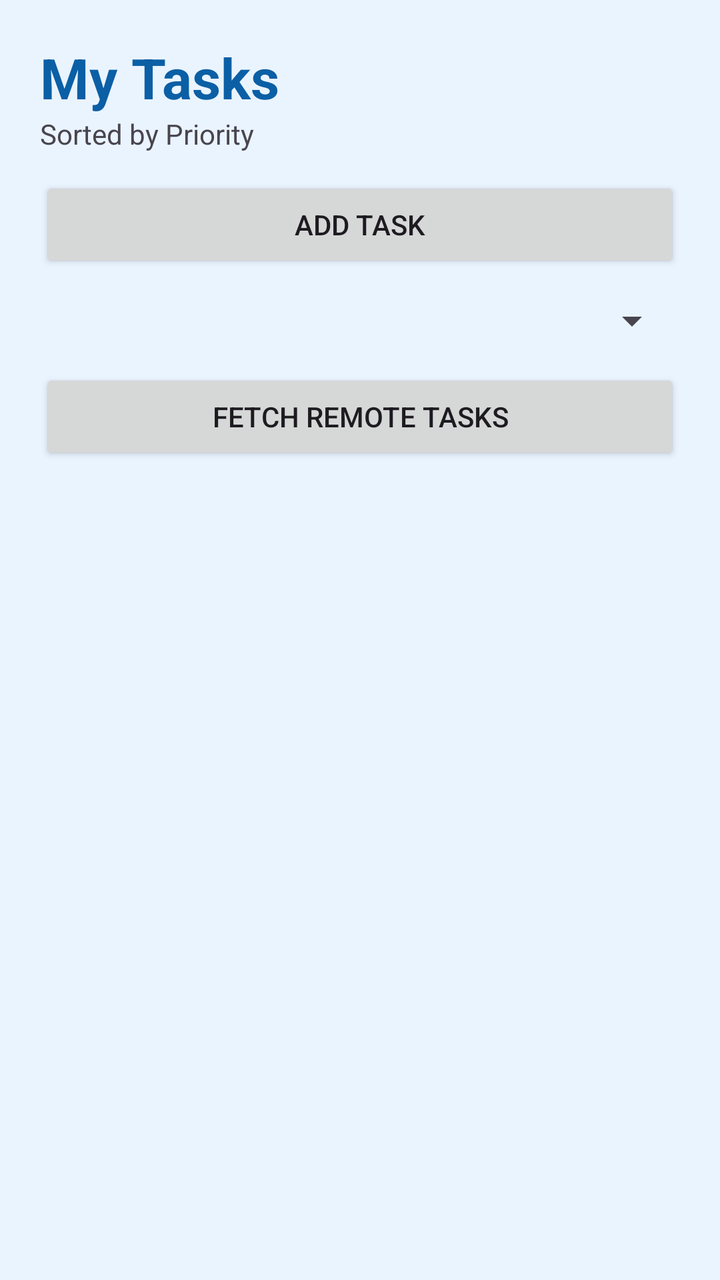
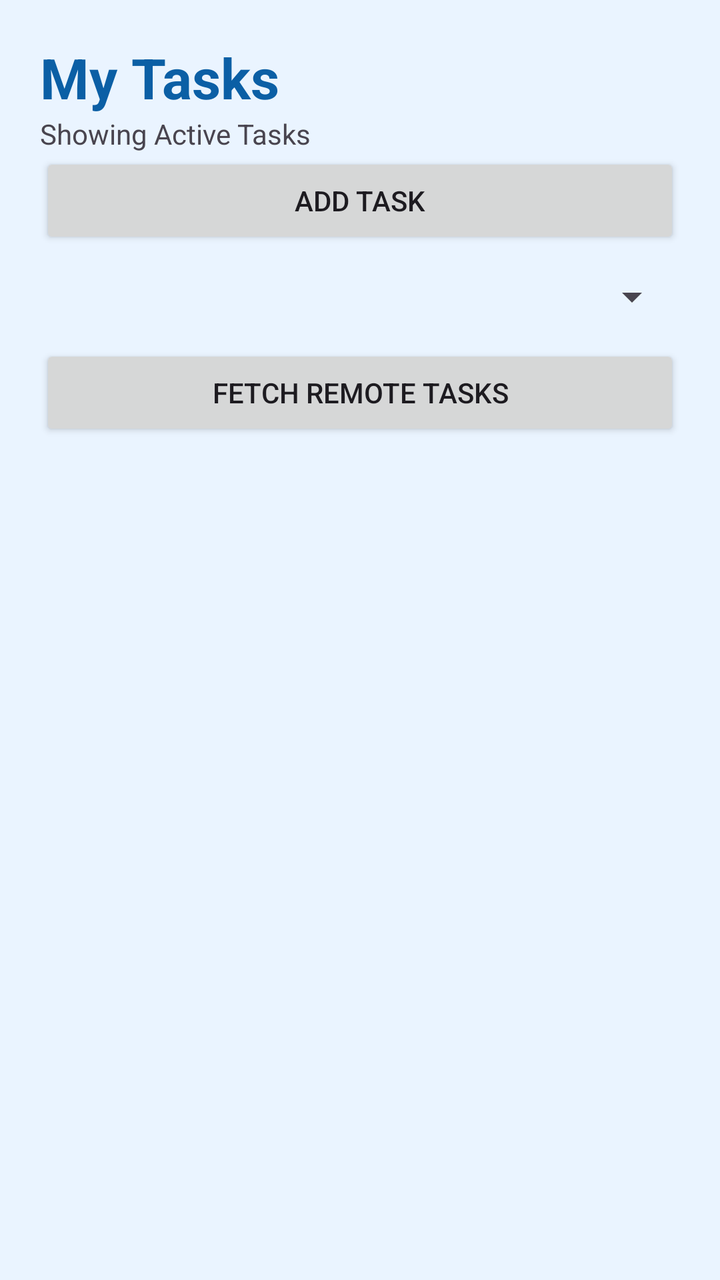

An Android layout rendered at two revisions. The XML below is the earlier revision; the diff shows what the commit changed to produce the second picture.
<!-- AndroidManifest.xml: application theme Theme.SmartAcademia -->
<!-- res/layout/fragment_task_list.xml -->
<?xml version="1.0" encoding="utf-8"?>
<LinearLayout xmlns:android="http://schemas.android.com/apk/res/android"
    android:layout_width="match_parent"
    android:layout_height="match_parent"
    android:background="#EAF4FF"
    android:orientation="vertical"
    android:padding="20dp">

    <TextView
        android:layout_width="wrap_content"
        android:layout_height="wrap_content"
        android:text="@string/my_tasks"
        android:textSize="28sp"
        android:textStyle="bold"
        android:textColor="#0B5FA5" />

    <TextView
        android:layout_width="wrap_content"
        android:layout_height="wrap_content"
        android:text="@string/sorted_by_priority"
        android:layout_marginBottom="12dp" />

    <Button
        android:id="@+id/addTaskButton"
        android:layout_width="match_parent"
        android:layout_height="wrap_content"
        android:text="@string/add_task"
        android:layout_marginBottom="12dp" />

    <Spinner
        android:id="@+id/sortSpinner"
        android:layout_width="match_parent"
        android:layout_height="wrap_content"
        android:layout_marginBottom="12dp" />

    <Button
        android:id="@+id/fetchTasksButton"
        android:layout_width="match_parent"
        android:layout_height="wrap_content"
        android:text="Fetch Remote Tasks"
        android:layout_marginBottom="10dp"/>

    <androidx.recyclerview.widget.RecyclerView
        android:id="@+id/taskRecyclerView"
        android:layout_width="match_parent"
        android:layout_height="0dp"
        android:layout_weight="1" />

</LinearLayout>
<!-- resources referenced by this layout -->
<resources>
  <string name="add_task">Add Task</string>
  <string name="my_tasks">My Tasks</string>
  <string name="sorted_by_priority">Sorted by Priority</string>
  <style name="Theme.SmartAcademia" parent="Base.Theme.SmartAcademia" />
  <style name="Base.Theme.SmartAcademia" parent="Theme.Material3.DayNight.NoActionBar">
          
          
      </style>
</resources>

<!-- the commit's change to res/layout/fragment_task_list.xml (unified diff, before → after) -->
@@ -15,10 +15,10 @@
         android:textColor="#0B5FA5" />
 
     <TextView
+        android:id="@+id/sortedByTextView"
         android:layout_width="wrap_content"
         android:layout_height="wrap_content"
-        android:text="@string/sorted_by_priority"
-        android:layout_marginBottom="12dp" />
+        android:text="Showing Active Tasks" />
 
     <Button
         android:id="@+id/addTaskButton"
<!-- resource entries referenced after the edit -->
@@ -2,7 +2,6 @@
 <resources>
   <string name="add_task">Add Task</string>
   <string name="my_tasks">My Tasks</string>
-  <string name="sorted_by_priority">Sorted by Priority</string>
   <style name="Theme.SmartAcademia" parent="Base.Theme.SmartAcademia" />
   <style name="Base.Theme.SmartAcademia" parent="Theme.Material3.DayNight.NoActionBar">
           
